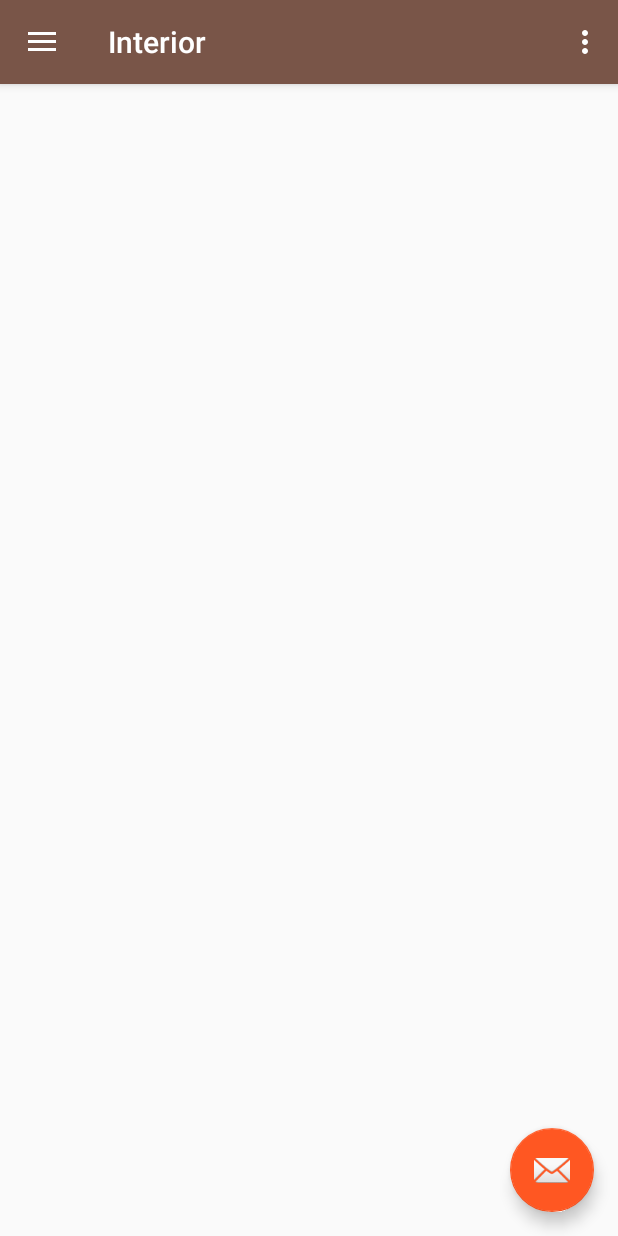
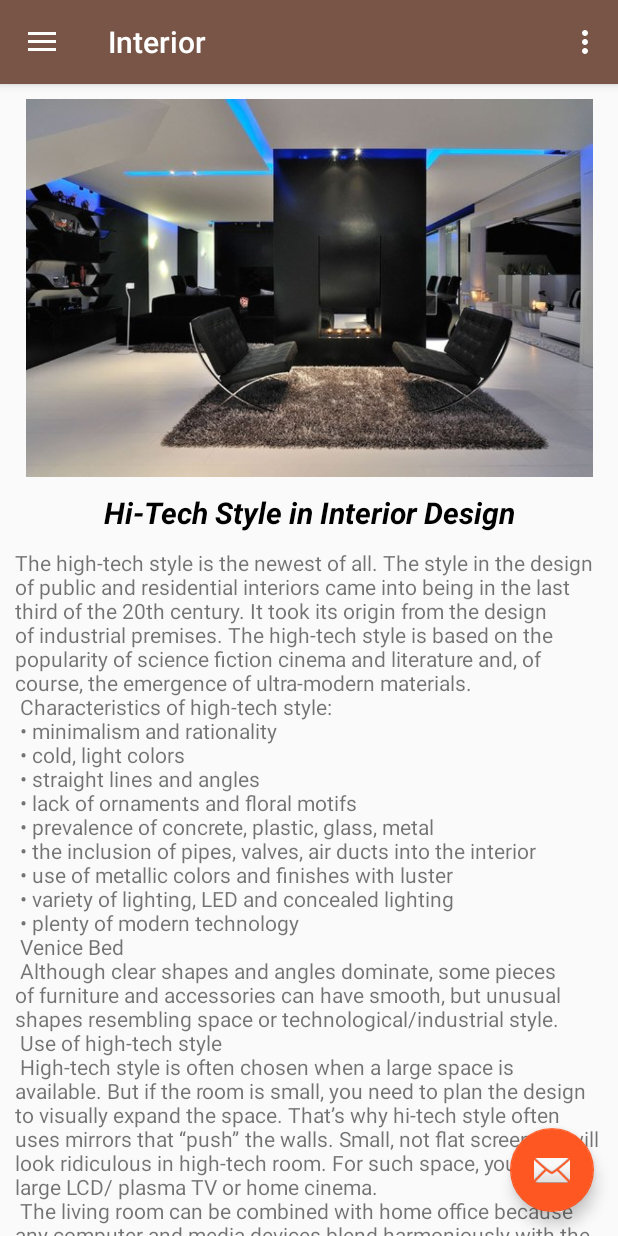
Before and after one commit to YashinSergey/Temporary_name, an Android app: the fragment GreatestPeopleFragment placed in its activity, in the side drawer, after a tap on "Interior", on a phone screen of 412 x 824 dp. Run offline under Robolectric (Android 15) with nearby library versions, the phone set to English and light mode, and no system bars.

Commit message:
modified fragment

```diff
--- a/app/src/main/java/com/example/temporaryname/ui/fragments/GreatestPeopleFragment.java
+++ b/app/src/main/java/com/example/temporaryname/ui/fragments/GreatestPeopleFragment.java
@@ -6,13 +6,21 @@ import android.view.View;
 import android.view.ViewGroup;
 
 import androidx.annotation.NonNull;
-import androidx.fragment.app.Fragment;
+import androidx.annotation.Nullable;
 
 import com.example.temporaryname.R;
 
-public class GreatestPeopleFragment extends Fragment {
+public class GreatestPeopleFragment extends BaseFragment {
 
     public View onCreateView(@NonNull LayoutInflater inflater, ViewGroup container, Bundle savedInstanceState) {
         return inflater.inflate(R.layout.fragment_greatest_people, container, false);
     }
+
+    @Override
+    public void onViewCreated(@NonNull View view, @Nullable Bundle savedInstanceState) {
+        super.onViewCreated(view, savedInstanceState);
+        imageView.setImageDrawable(getResources().getDrawable(R.drawable.abraham_lincoln));
+        textViewTitle.setText(R.string.abraham_lincoln_title);
+        textViewContent.setText(getString(R.string.abraham_lincoln_biography));
+    }
 }
--- a/app/src/main/java/com/example/temporaryname/ui/fragments/InteriorFragment.java
+++ b/app/src/main/java/com/example/temporaryname/ui/fragments/InteriorFragment.java
@@ -6,14 +6,22 @@ import android.view.View;
 import android.view.ViewGroup;
 
 import androidx.annotation.NonNull;
-import androidx.fragment.app.Fragment;
+import androidx.annotation.Nullable;
 
 import com.example.temporaryname.R;
 
-public class InteriorFragment extends Fragment {
+public class InteriorFragment extends BaseFragment {
 
     public View onCreateView(@NonNull LayoutInflater inflater, ViewGroup container, Bundle savedInstanceState) {
         return inflater.inflate(R.layout.fragment_interior, container, false);
+    }
 
+    @Override
+    public void onViewCreated(@NonNull View view, @Nullable Bundle savedInstanceState) {
+        super.onViewCreated(view, savedInstanceState);
+        imageView.setImageDrawable(getResources().getDrawable(R.drawable.hi_tech_interior));
+        textViewTitle.setText(R.string.hi_tech_style_in_interior);
+        textViewContent.setText(getString(R.string.interior_text));
     }
+
 }
--- a/app/src/main/java/com/example/temporaryname/ui/fragments/MuscleCarsFragment.java
+++ b/app/src/main/java/com/example/temporaryname/ui/fragments/MuscleCarsFragment.java
@@ -6,13 +6,22 @@ import android.view.View;
 import android.view.ViewGroup;
 
 import androidx.annotation.NonNull;
-import androidx.fragment.app.Fragment;
+import androidx.annotation.Nullable;
 
 import com.example.temporaryname.R;
 
-public class MuscleCarsFragment extends Fragment {
+public class MuscleCarsFragment extends BaseFragment {
 
     public View onCreateView(@NonNull LayoutInflater inflater, ViewGroup container, Bundle savedInstanceState) {
         return inflater.inflate(R.layout.fragment_muscle_cars, container, false);
     }
+
+    @Override
+    public void onViewCreated(@NonNull View view, @Nullable Bundle savedInstanceState) {
+        super.onViewCreated(view, savedInstanceState);
+        imageView.setImageDrawable(getResources().getDrawable(R.drawable.muscle_car));
+        textViewTitle.setText(R.string.muscle_cars_title);
+        textViewContent.setText(getString(R.string.about_muscle_cars1));
+    }
+
 }
```
